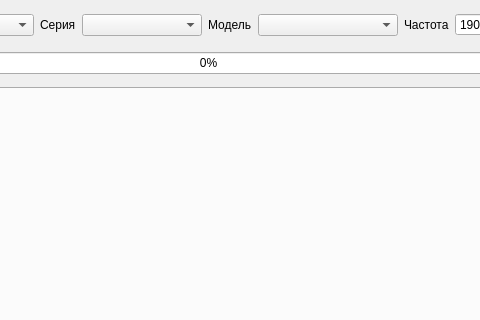
This is usonicapp/forms/mainwindow.ui in Kneshal/usonicApp as Qt 5 draws it before an edit; both pictures show x 440 to 920 and y 0 to 320 of the 1211 by 735 pixel window. The edited form follows.
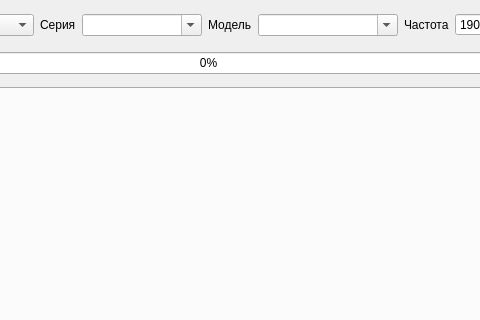
This is the edited form. Icons and pictures are not drawn.

```diff
--- a/usonicapp/forms/mainwindow.ui
+++ b/usonicapp/forms/mainwindow.ui
@@ -296,6 +296,9 @@
                 <height>0</height>
                </size>
               </property>
+              <property name="editable">
+               <bool>true</bool>
+              </property>
              </widget>
             </item>
             <item>
@@ -317,7 +320,7 @@
                </size>
               </property>
               <property name="editable">
-               <bool>false</bool>
+               <bool>true</bool>
               </property>
              </widget>
             </item>
```
